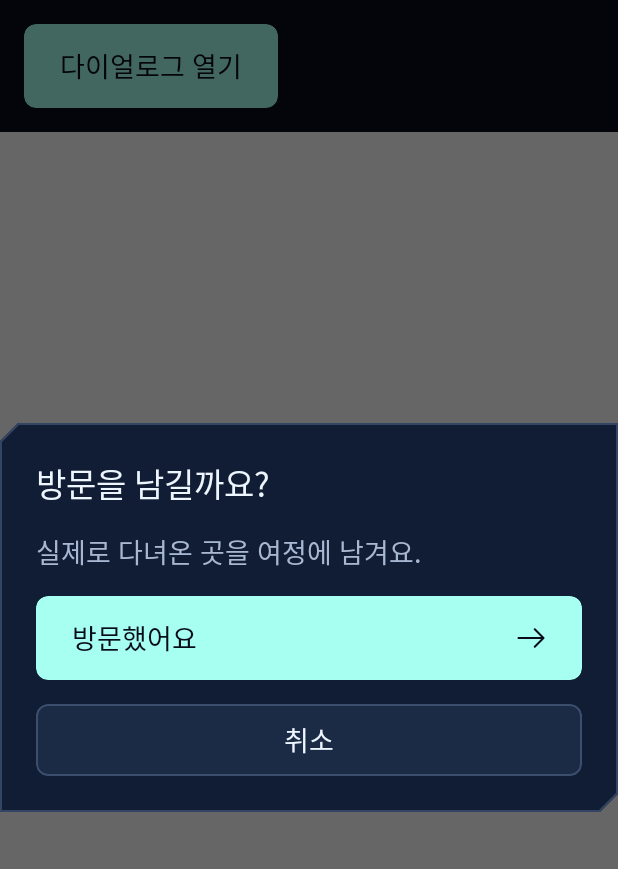
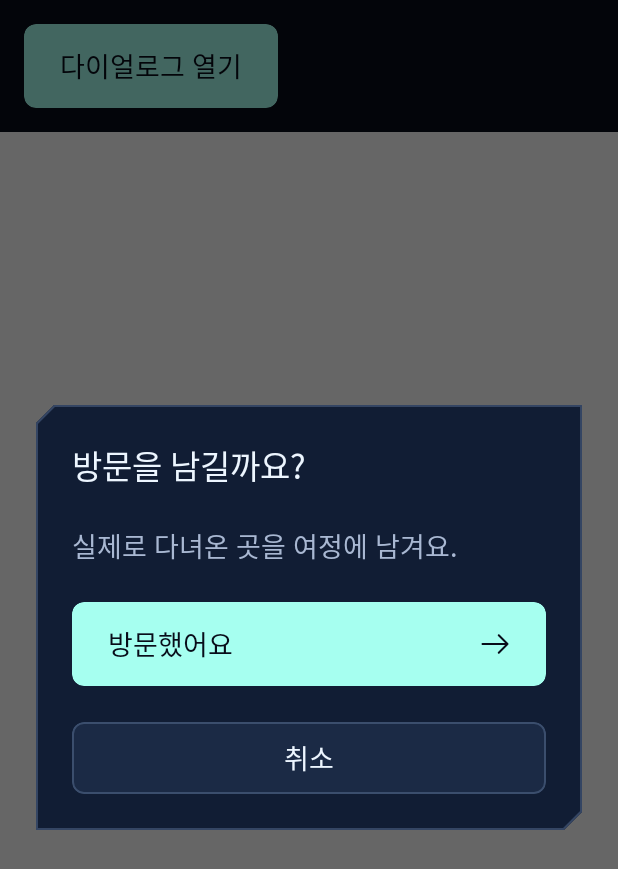
Before and after one commit to Pleos-Safe/Android, an Android app built with Jetpack Compose: the @Preview function DialogPreview, on a phone screen of 412 x 824 dp. Shown: the top 869 px of the screen. Run offline under Robolectric (Android 15) with nearby library versions, the phone set to English and light mode, and no system bars; Roboto replaces fonts that are not available here.

Commit message:
feat: scale shared UI for full and split automotive windows

```diff
--- a/app/src/main/java/io/issac/pleosandroid/MainActivity.kt
+++ b/app/src/main/java/io/issac/pleosandroid/MainActivity.kt
@@ -10,7 +10,7 @@ import androidx.compose.foundation.layout.fillMaxSize
 import androidx.compose.material3.Scaffold
 import androidx.compose.ui.Modifier
 import dagger.hilt.android.AndroidEntryPoint
-import io.issac.pleosandroid.core.designsystem.theme.PleosTheme
+import io.issac.pleosandroid.core.designsystem.theme.PleosWindowTheme
 import io.issac.pleosandroid.core.navigation.NavEntryFactory
 import io.issac.pleosandroid.navigation.PleosAppNavigation
 import javax.inject.Inject
@@ -25,7 +25,7 @@ class MainActivity : ComponentActivity() {
         val darkBars = SystemBarStyle.dark(Color.TRANSPARENT)
         enableEdgeToEdge(statusBarStyle = darkBars, navigationBarStyle = darkBars)
         setContent {
-            PleosTheme {
+            PleosWindowTheme {
                 Scaffold(modifier = Modifier.fillMaxSize()) { innerPadding ->
                     PleosAppNavigation(factories = navEntryFactories, contentPadding = innerPadding)
                 }
--- a/core/designsystem/src/main/kotlin/io/issac/pleosandroid/core/designsystem/component/PleosButton.kt
+++ b/core/designsystem/src/main/kotlin/io/issac/pleosandroid/core/designsystem/component/PleosButton.kt
@@ -18,6 +18,8 @@ import androidx.compose.ui.Alignment
 import androidx.compose.ui.Modifier
 import androidx.compose.ui.semantics.Role
 import androidx.compose.ui.text.font.FontWeight
+import androidx.compose.ui.text.style.TextAlign
+import androidx.compose.ui.text.style.TextOverflow
 import androidx.compose.ui.unit.dp
 import io.issac.pleosandroid.core.designsystem.modifier.customClickable
 import io.issac.pleosandroid.core.designsystem.theme.PleosShape
@@ -36,6 +38,7 @@ fun PleosButton(
     style: PleosButtonStyle = PleosButtonStyle.Primary,
     showArrow: Boolean = false,
 ) {
+    val scale = PleosTextStyles.scale
     val colors = PleosTheme.colors
     val secondary = style == PleosButtonStyle.Secondary
     val container = when (style) {
@@ -52,13 +55,13 @@ fun PleosButton(
 
     Row(
         modifier = modifier
-            .heightIn(min = if (secondary) PleosSpacing.space48 else PleosSpacing.space56)
+            .heightIn(min = (if (secondary) PleosSpacing.space48 else PleosSpacing.space56) * scale)
             .width(IntrinsicSize.Max)
             .customClickable(enabled = enabled, role = Role.Button, rippleColor = content, onClick = onClick)
             .background(if (enabled) container else colors.actionDisabled, PleosShape.button)
             .then(border)
             .defaultMinSize(minWidth = ButtonDefaults.MinWidth)
-            .padding(horizontal = PleosSpacing.space24, vertical = PleosSpacing.space8),
+            .padding(horizontal = PleosSpacing.space24 * scale, vertical = PleosSpacing.space8 * scale),
         horizontalArrangement = Arrangement.Center,
         verticalAlignment = Alignment.CenterVertically,
     ) {
@@ -67,27 +70,31 @@ fun PleosButton(
             modifier = if (showArrow) Modifier.weight(1f) else Modifier,
             style = PleosTextStyles.body.copy(fontWeight = FontWeight.Medium),
             color = content,
+            maxLines = 2,
+            overflow = TextOverflow.Ellipsis,
+            textAlign = if (showArrow) TextAlign.Start else TextAlign.Center,
         )
         if (enabled && showArrow) {
-            Spacer(Modifier.width(PleosSpacing.space16))
-            PleosGlyph(PleosSymbol.Arrow, content, Modifier.size(20.dp))
+            Spacer(Modifier.width(PleosSpacing.space16 * scale))
+            PleosGlyph(PleosSymbol.Arrow, content, Modifier.size(20.dp * scale))
         }
     }
 }
 
 @Composable
 fun PleosTextLink(text: String, onClick: () -> Unit, modifier: Modifier = Modifier, enabled: Boolean = true) {
+    val scale = PleosTextStyles.scale
     val colors = PleosTheme.colors
     val content = if (enabled) colors.actionPrimary else colors.textDisabled
     Row(
-        modifier = modifier.heightIn(min = PleosSpacing.space48)
+        modifier = modifier.heightIn(min = PleosSpacing.space48 * scale)
             .customClickable(enabled = enabled, role = Role.Button, rippleColor = content, onClick = onClick)
             .defaultMinSize(minWidth = ButtonDefaults.MinWidth)
             .padding(horizontal = PleosSpacing.space4),
         verticalAlignment = Alignment.CenterVertically,
-        horizontalArrangement = Arrangement.spacedBy(PleosSpacing.space12, Alignment.CenterHorizontally),
+        horizontalArrangement = Arrangement.spacedBy(PleosSpacing.space8 * scale, Alignment.CenterHorizontally),
     ) {
         Text(text, style = PleosTextStyles.meta, color = content)
-        if (enabled) PleosGlyph(PleosSymbol.Arrow, content, Modifier.size(PleosSpacing.space16))
+        if (enabled) PleosGlyph(PleosSymbol.Arrow, content, Modifier.size(PleosSpacing.space16 * scale))
     }
 }
--- a/core/designsystem/src/main/kotlin/io/issac/pleosandroid/core/designsystem/component/PleosChip.kt
+++ b/core/designsystem/src/main/kotlin/io/issac/pleosandroid/core/designsystem/component/PleosChip.kt
@@ -29,6 +29,7 @@ fun PleosChip(
     modifier: Modifier = Modifier,
     enabled: Boolean = true,
 ) {
+    val scale = PleosTextStyles.scale
     val colors = PleosTheme.colors
     val interactions = remember { MutableInteractionSource() }
     val foreground = when {
@@ -50,8 +51,8 @@ fun PleosChip(
             .shapedRipple(interactions, PleosShape.chip, foreground, enabled)
             .background(if (selected) colors.chipSelected else colors.chipDefault)
             .border(.8.dp, if (selected && enabled) colors.actionPrimary else colors.borderDefault, PleosShape.chip)
-            .sizeIn(minWidth = PleosSpacing.space64, minHeight = PleosSpacing.space40)
-            .padding(horizontal = PleosSpacing.space16, vertical = PleosSpacing.space4),
+            .sizeIn(minWidth = PleosSpacing.space64 * scale, minHeight = PleosSpacing.space40 * scale)
+            .padding(horizontal = PleosSpacing.space16 * scale, vertical = PleosSpacing.space4 * scale),
         contentAlignment = Alignment.Center,
     ) {
         Text(label, color = foreground, style = PleosTextStyles.meta)
--- a/core/designsystem/src/main/kotlin/io/issac/pleosandroid/core/designsystem/component/PleosOverlays.kt
+++ b/core/designsystem/src/main/kotlin/io/issac/pleosandroid/core/designsystem/component/PleosOverlays.kt
@@ -22,8 +22,9 @@ import androidx.compose.ui.semantics.heading
 import androidx.compose.ui.semantics.semantics
 import androidx.compose.ui.unit.dp
 import androidx.compose.ui.window.Dialog
+import androidx.compose.ui.window.DialogProperties
 import io.issac.pleosandroid.core.designsystem.theme.PleosCorners
-import io.issac.pleosandroid.core.designsystem.theme.PleosSpacing
+import io.issac.pleosandroid.core.designsystem.theme.PleosLayout
 import io.issac.pleosandroid.core.designsystem.theme.PleosTextStyles
 import io.issac.pleosandroid.core.designsystem.theme.PleosTheme
 
@@ -38,8 +39,8 @@ fun PleosInfoPanel(
         modifier.clip(shape)
             .background(PleosTheme.colors.surface)
             .border(1.dp, outline, shape)
-            .padding(PleosSpacing.space24),
-        verticalArrangement = Arrangement.spacedBy(PleosSpacing.space8),
+            .padding(PleosLayout.panelPadding),
+        verticalArrangement = Arrangement.spacedBy(PleosLayout.itemGap),
         content = content,
     )
 }
@@ -57,11 +58,13 @@ fun PleosDialog(
     confirmStyle: PleosButtonStyle = PleosButtonStyle.Primary,
     confirmEnabled: Boolean = true,
 ) {
-    Dialog(onDismissRequest = onDismissRequest) {
-        PleosInfoPanel(modifier.widthIn(max = 520.dp).fillMaxWidth()) {
+    Dialog(onDismissRequest = onDismissRequest, properties = DialogProperties(usePlatformDefaultWidth = false)) {
+        PleosInfoPanel(
+            modifier.padding(PleosLayout.sectionGap).widthIn(max = 520.dp * PleosTextStyles.scale).fillMaxWidth(),
+        ) {
             Column(
                 Modifier.verticalScroll(rememberScrollState()),
-                verticalArrangement = Arrangement.spacedBy(PleosSpacing.space16),
+                verticalArrangement = Arrangement.spacedBy(PleosLayout.sectionGap),
             ) {
                 Text(
                     title,
@@ -110,11 +113,11 @@ fun PleosBottomSheet(
     ) {
         Column(
             Modifier.fillMaxWidth().padding(
-                start = PleosSpacing.space24,
-                end = PleosSpacing.space24,
-                bottom = PleosSpacing.space24,
+                start = PleosLayout.panelPadding,
+                end = PleosLayout.panelPadding,
+                bottom = PleosLayout.panelPadding,
             ),
-            verticalArrangement = Arrangement.spacedBy(PleosSpacing.space12),
+            verticalArrangement = Arrangement.spacedBy(PleosLayout.itemGap),
         ) {
             Text(title, Modifier.semantics { heading() }, style = PleosTextStyles.section)
             content()
--- /dev/null
+++ b/core/designsystem/src/main/kotlin/io/issac/pleosandroid/core/designsystem/theme/PleosLayout.kt
@@ -0,0 +1,30 @@
+package io.issac.pleosandroid.core.designsystem.theme
+
+import androidx.compose.runtime.Composable
+import androidx.compose.runtime.ReadOnlyComposable
+import androidx.compose.ui.unit.Dp
+import androidx.compose.ui.unit.dp
+
+/** Space for the current reading size, independent of the card's printed artwork. */
+object PleosLayout {
+    val itemGap: Dp
+        @Composable @ReadOnlyComposable
+        get() = 12.dp * PleosTextStyles.scale
+    val sectionGap: Dp
+        @Composable @ReadOnlyComposable
+        get() = 24.dp * PleosTextStyles.scale
+    val columnGap: Dp
+        @Composable @ReadOnlyComposable
+        get() = 32.dp * PleosTextStyles.scale
+    val panelPadding: Dp
+        @Composable @ReadOnlyComposable
+        get() = 24.dp * PleosTextStyles.scale
+    val twoPaneMinWidth: Dp
+        @Composable @ReadOnlyComposable
+        get() = 760.dp * PleosTextStyles.scale
+
+    @Composable
+    @ReadOnlyComposable
+    fun horizontalPadding(wide: Boolean): Dp =
+        (if (wide) PleosSpacing.contentHorizontalFull else PleosSpacing.contentHorizontalSplit) * PleosTextStyles.scale
+}
--- a/core/designsystem/src/main/kotlin/io/issac/pleosandroid/core/designsystem/theme/Theme.kt
+++ b/core/designsystem/src/main/kotlin/io/issac/pleosandroid/core/designsystem/theme/Theme.kt
@@ -1,11 +1,15 @@
 package io.issac.pleosandroid.core.designsystem.theme
 
+import androidx.compose.foundation.layout.BoxWithConstraints
+import androidx.compose.foundation.layout.fillMaxSize
 import androidx.compose.material3.MaterialTheme
 import androidx.compose.runtime.Composable
 import androidx.compose.runtime.CompositionLocalProvider
 import androidx.compose.runtime.ReadOnlyComposable
 import androidx.compose.runtime.remember
 import androidx.compose.runtime.staticCompositionLocalOf
+import androidx.compose.ui.Modifier
+import androidx.compose.ui.unit.dp
 
 private val DarkColors = PleosColorScheme()
 private val LocalPleosColors = staticCompositionLocalOf { DarkColors }
@@ -20,10 +24,30 @@ object PleosTheme {
 /** App tokens are the source of truth; Material components receive an adapter. */
 @Composable
 fun PleosTheme(colors: PleosColorScheme = DarkColors, content: @Composable () -> Unit) {
-    CompositionLocalProvider(LocalPleosColors provides colors) {
+    ProvidePleosTheme(colors, scale = 1f, content)
+}
+
+/** Measure the activity or host pane once. Dialogs and toolbars inherit the same reading size. */
+@Composable
+fun PleosWindowTheme(
+    modifier: Modifier = Modifier,
+    colors: PleosColorScheme = DarkColors,
+    content: @Composable () -> Unit,
+) {
+    BoxWithConstraints(modifier.fillMaxSize(), propagateMinConstraints = true) {
+        // The 520 × 760 design is the smallest viewport for the base ramp.
+        val scale = minOf(maxWidth / 520.dp, maxHeight / 760.dp).coerceIn(1f, 1.5f)
+        ProvidePleosTheme(colors, scale, content)
+    }
+}
+
+@Composable
+private fun ProvidePleosTheme(colors: PleosColorScheme, scale: Float, content: @Composable () -> Unit) {
+    val type = remember(scale) { PleosTypeScale(scale) }
+    CompositionLocalProvider(LocalPleosColors provides colors, LocalPleosTypeScale provides type) {
         MaterialTheme(
             colorScheme = remember(colors) { colors.toMaterialColorScheme() },
-            typography = PleosTypography,
+            typography = remember(type) { type.asMaterialTypography() },
             shapes = PleosShapes,
             content = content,
         )
--- a/core/designsystem/src/main/kotlin/io/issac/pleosandroid/core/designsystem/theme/Type.kt
+++ b/core/designsystem/src/main/kotlin/io/issac/pleosandroid/core/designsystem/theme/Type.kt
@@ -1,6 +1,10 @@
 package io.issac.pleosandroid.core.designsystem.theme
 
 import androidx.compose.material3.Typography
+import androidx.compose.runtime.Composable
+import androidx.compose.runtime.Immutable
+import androidx.compose.runtime.ReadOnlyComposable
+import androidx.compose.runtime.staticCompositionLocalOf
 import androidx.compose.ui.text.ExperimentalTextApi
 import androidx.compose.ui.text.PlatformTextStyle
 import androidx.compose.ui.text.TextStyle
@@ -26,36 +30,47 @@ val PleosFontFamily = FontFamily(
     ),
 )
 
-/** Sizes, line heights and weights follow the Foundation specification labels. */
-object PleosTextStyles {
-    private val base = TextStyle(
+/** Foundation sizes refer to a 760-high design window. Card artwork scales inside its own print. */
+@Immutable
+class PleosTypeScale internal constructor(val scale: Float) {
+    private fun role(size: Int, line: Int, weight: FontWeight) = TextStyle(
         fontFamily = PleosFontFamily,
+        fontWeight = weight,
+        fontSize = (size * scale).sp,
+        lineHeight = (line * scale).sp,
         letterSpacing = 0.sp,
         platformStyle = PlatformTextStyle(includeFontPadding = false),
     )
 
-    val titleFull = base.copy(fontSize = 30.sp, lineHeight = 40.sp, fontWeight = FontWeight.Medium)
-    val titleSplit = base.copy(fontSize = 28.sp, lineHeight = 36.sp, fontWeight = FontWeight.Medium)
-    val section = base.copy(fontSize = 22.sp, lineHeight = 32.sp, fontWeight = FontWeight.Medium)
-    val body = base.copy(fontSize = 18.sp, lineHeight = 28.sp, fontWeight = FontWeight.Normal)
-    val meta = base.copy(fontSize = 16.sp, lineHeight = 24.sp, fontWeight = FontWeight.Normal)
+    val titleFull = role(30, 40, FontWeight.Medium)
+    val titleSplit = role(28, 36, FontWeight.Medium)
+    val section = role(22, 32, FontWeight.Medium)
+    val body = role(18, 28, FontWeight.Normal)
+    val meta = role(16, 24, FontWeight.Normal)
 }
 
+internal val LocalPleosTypeScale = staticCompositionLocalOf { PleosTypeScale(1f) }
+
+val PleosTextStyles: PleosTypeScale
+    @Composable
+    @ReadOnlyComposable
+    get() = LocalPleosTypeScale.current
+
 // Adapt Material roles to the five Foundation styles without introducing another type scale.
-internal val PleosTypography = Typography(
-    displayLarge = PleosTextStyles.titleFull,
-    displayMedium = PleosTextStyles.titleFull,
-    displaySmall = PleosTextStyles.titleFull,
-    headlineLarge = PleosTextStyles.titleFull,
-    headlineMedium = PleosTextStyles.titleSplit,
-    headlineSmall = PleosTextStyles.section,
-    titleLarge = PleosTextStyles.section,
-    titleMedium = PleosTextStyles.body,
-    titleSmall = PleosTextStyles.meta,
-    bodyLarge = PleosTextStyles.body,
-    bodyMedium = PleosTextStyles.body,
-    bodySmall = PleosTextStyles.meta,
-    labelLarge = PleosTextStyles.body,
-    labelMedium = PleosTextStyles.meta,
-    labelSmall = PleosTextStyles.meta,
+internal fun PleosTypeScale.asMaterialTypography() = Typography(
+    displayLarge = titleFull,
+    displayMedium = titleFull,
+    displaySmall = titleFull,
+    headlineLarge = titleFull,
+    headlineMedium = titleSplit,
+    headlineSmall = section,
+    titleLarge = section,
+    titleMedium = body,
+    titleSmall = meta,
+    bodyLarge = body,
+    bodyMedium = body,
+    bodySmall = meta,
+    labelLarge = body,
+    labelMedium = meta,
+    labelSmall = meta,
 )
```
Also changed, not shown: core/designsystem/src/main/kotlin/io/issac/pleosandroid/core/designsystem/component/PleosGlyph.kt (+6 -3 lines), core/designsystem/src/main/kotlin/io/issac/pleosandroid/core/designsystem/component/PleosHeader.kt (+16 -8 lines), core/designsystem/src/main/kotlin/io/issac/pleosandroid/core/designsystem/component/PleosPlaceMap.kt (+14 -7 lines), core/designsystem/src/main/kotlin/io/issac/pleosandroid/core/designsystem/component/PleosScreen.kt (+31 -5 lines), core/designsystem/src/main/kotlin/io/issac/pleosandroid/core/designsystem/component/PleosTextField.kt (+13 -4 lines).
